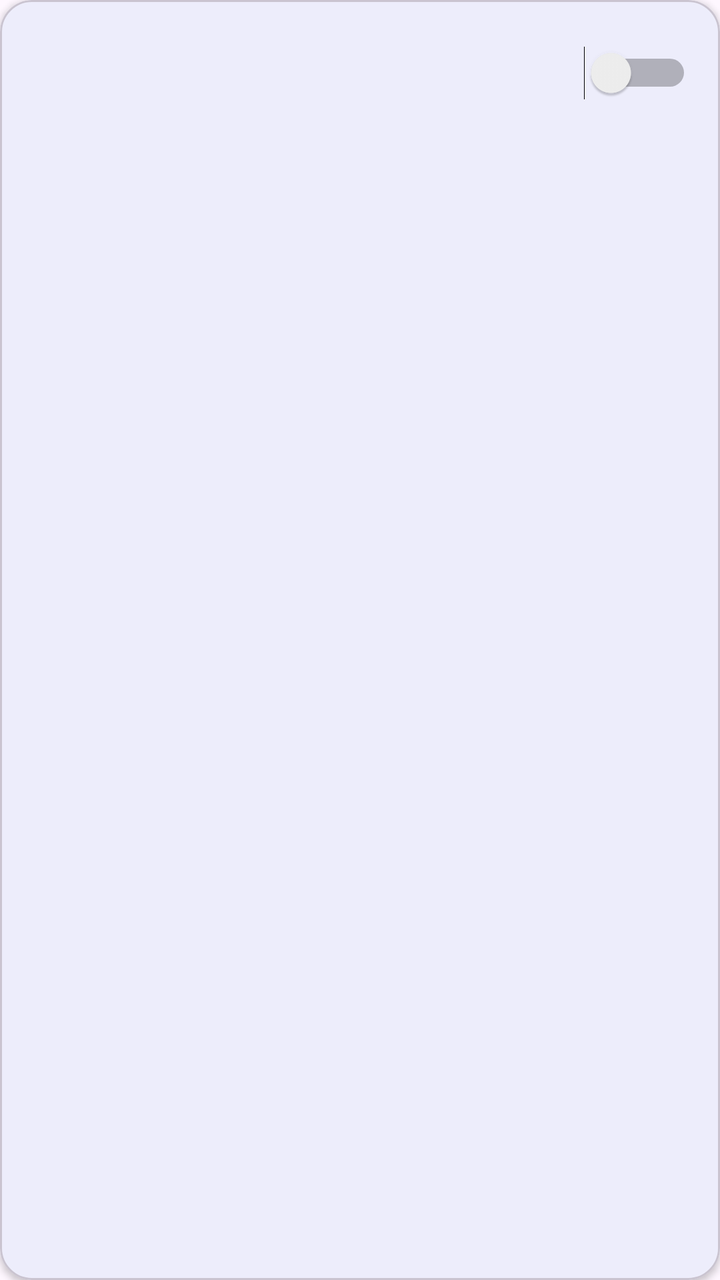
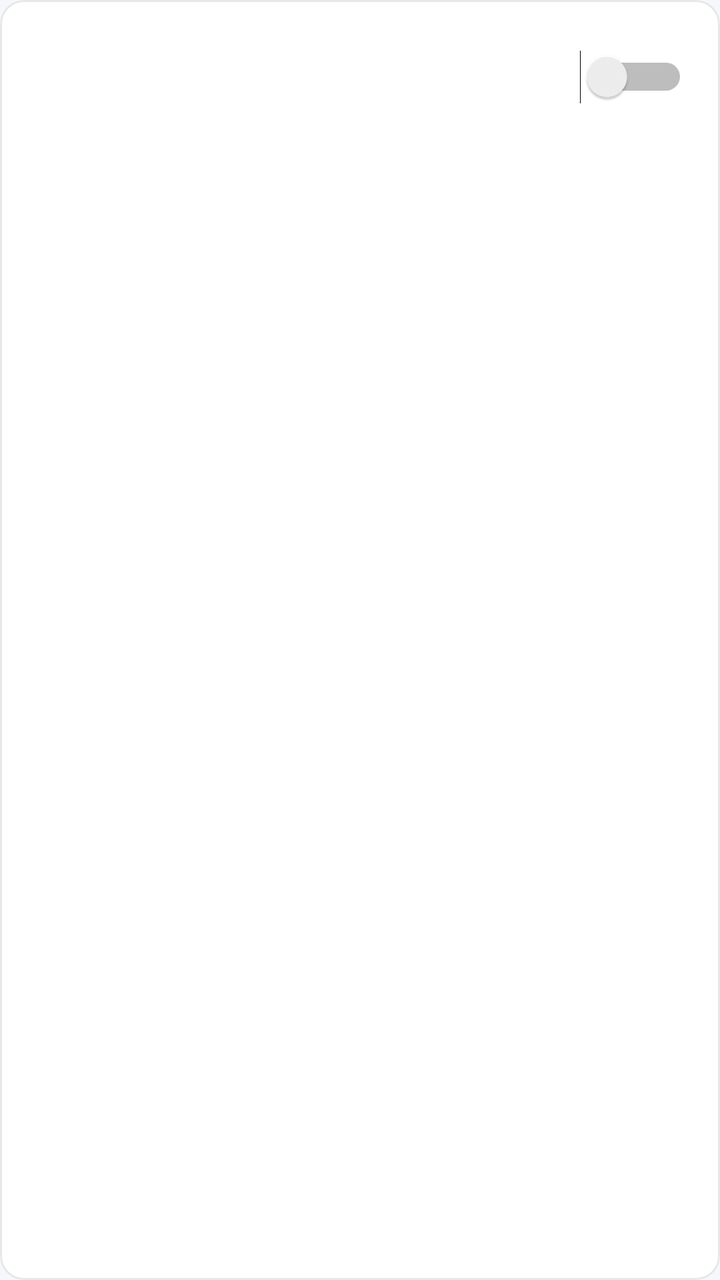

An Android layout rendered at two revisions. The XML below is the earlier revision; the diff shows what the commit changed to produce the second picture.
<!-- AndroidManifest.xml: application theme Theme.QLPT -->
<!-- res/layout/item_user.xml -->
<?xml version="1.0" encoding="utf-8"?>
<com.google.android.material.card.MaterialCardView xmlns:android="http://schemas.android.com/apk/res/android"
    xmlns:app="http://schemas.android.com/apk/res-auto"
    android:layout_width="match_parent"
    android:layout_height="wrap_content"
    android:layout_marginStart="12dp"
    android:layout_marginEnd="12dp"
    android:layout_marginTop="8dp"
    app:cardCornerRadius="16dp"
    app:cardElevation="2dp">

    <LinearLayout
        android:layout_width="match_parent"
        android:layout_height="wrap_content"
        android:gravity="center_vertical"
        android:orientation="horizontal"
        android:padding="14dp">

        <LinearLayout
            android:layout_width="0dp"
            android:layout_height="wrap_content"
            android:layout_weight="1"
            android:orientation="vertical">

            <TextView
                android:id="@+id/tvName"
                android:layout_width="match_parent"
                android:layout_height="wrap_content"
                android:textSize="16sp"
                android:textStyle="bold" />

            <TextView
                android:id="@+id/tvEmail"
                android:layout_width="match_parent"
                android:layout_height="wrap_content"
                android:textColor="#666666" />

            <TextView
                android:id="@+id/tvRole"
                android:layout_width="wrap_content"
                android:layout_height="wrap_content"
                android:layout_marginTop="2dp"
                android:textColor="#009688"
                android:textStyle="bold" />
        </LinearLayout>

        <LinearLayout
            android:layout_width="wrap_content"
            android:layout_height="wrap_content"
            android:gravity="center_horizontal"
            android:orientation="vertical">

            <Switch
                android:id="@+id/swLock"
                android:layout_width="wrap_content"
                android:layout_height="wrap_content" />

            <TextView
                android:id="@+id/tvLockLabel"
                android:layout_width="wrap_content"
                android:layout_height="wrap_content"
                android:textSize="12sp" />
        </LinearLayout>
    </LinearLayout>
</com.google.android.material.card.MaterialCardView>
<!-- resources referenced by this layout -->
<resources>
  <style name="Base.Theme.QLPT" parent="Theme.Material3.DayNight.NoActionBar">
          <item name="colorPrimary">@color/colorPrimary</item>
          <item name="colorPrimaryDark">@color/colorPrimaryDark</item>
          <item name="colorAccent">@color/colorAccent</item>
          <item name="android:statusBarColor">@color/colorPrimaryDark</item>
          <item name="textInputStyle">@style/App.TextInput</item>
      </style>
  <color name="colorPrimary">#1976D2</color>
  <color name="colorPrimaryDark">#1565C0</color>
  <color name="colorAccent">#FF6F00</color>
  <style name="App.TextInput" parent="Widget.Material3.TextInputLayout.OutlinedBox">
          <item name="boxCornerRadiusTopStart">12dp</item>
          <item name="boxCornerRadiusTopEnd">12dp</item>
          <item name="boxCornerRadiusBottomStart">12dp</item>
          <item name="boxCornerRadiusBottomEnd">12dp</item>
      </style>
  <!-- unchanged entries left out for length: 1 -->
</resources>

<!-- the commit's change to res/layout/item_user.xml (unified diff, before → after) -->
@@ -1,20 +1,19 @@
 <?xml version="1.0" encoding="utf-8"?>
-<com.google.android.material.card.MaterialCardView xmlns:android="http://schemas.android.com/apk/res/android"
+<com.google.android.material.card.MaterialCardView
+    xmlns:android="http://schemas.android.com/apk/res/android"
     xmlns:app="http://schemas.android.com/apk/res-auto"
     android:layout_width="match_parent"
     android:layout_height="wrap_content"
-    android:layout_marginStart="12dp"
-    android:layout_marginEnd="12dp"
-    android:layout_marginTop="8dp"
-    app:cardCornerRadius="16dp"
-    app:cardElevation="2dp">
+    android:layout_marginStart="16dp"
+    android:layout_marginEnd="16dp"
+    android:layout_marginTop="12dp">
 
     <LinearLayout
         android:layout_width="match_parent"
         android:layout_height="wrap_content"
         android:gravity="center_vertical"
         android:orientation="horizontal"
-        android:padding="14dp">
+        android:padding="16dp">
 
         <LinearLayout
             android:layout_width="0dp"
@@ -26,21 +25,21 @@
                 android:id="@+id/tvName"
                 android:layout_width="match_parent"
                 android:layout_height="wrap_content"
-                android:textSize="16sp"
-                android:textStyle="bold" />
+                android:textStyle="bold"
+                android:textAppearance="@style/TextAppearance.QLPT.CardTitle" />
 
             <TextView
                 android:id="@+id/tvEmail"
                 android:layout_width="match_parent"
                 android:layout_height="wrap_content"
-                android:textColor="#666666" />
+                android:textAppearance="@style/TextAppearance.QLPT.Body" />
 
             <TextView
                 android:id="@+id/tvRole"
                 android:layout_width="wrap_content"
                 android:layout_height="wrap_content"
                 android:layout_marginTop="2dp"
-                android:textColor="#009688"
+                android:textColor="@color/qlpt_primary"
                 android:textStyle="bold" />
         </LinearLayout>
 
<!-- resource entries referenced after the edit -->
@@ -1,21 +1,110 @@
 <!-- resources referenced by this layout -->
 <resources>
-  <style name="Base.Theme.QLPT" parent="Theme.Material3.DayNight.NoActionBar">
+  <color name="qlpt_primary">#009688</color>
+  <style name="TextAppearance.QLPT.Body" parent="TextAppearance.Material3.BodyMedium">
+          <item name="android:textSize">14sp</item>
+          <item name="android:textColor">@color/qlpt_text_secondary</item>
+      </style>
+  <style name="TextAppearance.QLPT.CardTitle" parent="TextAppearance.Material3.TitleMedium">
+          <item name="android:textSize">16sp</item>
+          <item name="android:textColor">@color/qlpt_text</item>
+      </style>
+  <color name="qlpt_text_secondary">#616161</color>
+  <color name="qlpt_text">#212121</color>
+  <style name="Base.Theme.QLPT" parent="Theme.Material3.Light.NoActionBar">
+          
           <item name="colorPrimary">@color/colorPrimary</item>
+          <item name="colorOnPrimary">@color/qlpt_surface</item>
+          <item name="colorPrimaryContainer">@color/qlpt_primary_container</item>
+          <item name="colorOnPrimaryContainer">@color/qlpt_on_primary_container</item>
           <item name="colorPrimaryDark">@color/colorPrimaryDark</item>
           <item name="colorAccent">@color/colorAccent</item>
+  
+          
+          <item name="colorSecondary">@color/qlpt_accent</item>
+          <item name="colorOnSecondary">@color/qlpt_surface</item>
+          <item name="colorSecondaryContainer">@color/qlpt_primary_container</item>
+          <item name="colorOnSecondaryContainer">@color/qlpt_on_primary_container</item>
+  
+          <item name="colorError">@color/qlpt_error</item>
+  
+          
+          <item name="android:colorBackground">@color/qlpt_background</item>
+          <item name="colorSurface">@color/qlpt_surface</item>
+          <item name="colorSurfaceContainer">@color/qlpt_surface</item>
+          <item name="colorOnSurface">@color/qlpt_text</item>
+          <item name="colorOnSurfaceVariant">@color/qlpt_text_secondary</item>
+          <item name="colorOutline">@color/qlpt_text_hint</item>
+          <item name="colorOutlineVariant">@color/qlpt_border</item>
+  
+          
           <item name="android:statusBarColor">@color/colorPrimaryDark</item>
+          <item name="android:windowLightStatusBar">@bool/qlpt_light_status_bar</item>
+  
+          
+          <item name="materialButtonStyle">@style/Widget.QLPT.Button</item>
+          <item name="materialButtonOutlinedStyle">@style/Widget.QLPT.Button.Outlined</item>
+          <item name="materialCardViewStyle">@style/Widget.QLPT.Card</item>
           <item name="textInputStyle">@style/App.TextInput</item>
+          <item name="bottomNavigationStyle">@style/Widget.QLPT.BottomNav</item>
+          <item name="bottomSheetDialogTheme">@style/ThemeOverlay.QLPT.BottomSheetDialog</item>
       </style>
-  <color name="colorPrimary">#1976D2</color>
-  <color name="colorPrimaryDark">#1565C0</color>
-  <color name="colorAccent">#FF6F00</color>
+  <color name="colorPrimary">@color/qlpt_primary</color>
+  <color name="qlpt_surface">#FFFFFF</color>
+  <color name="qlpt_primary_container">#E0F2F1</color>
+  <color name="qlpt_on_primary_container">#00695C</color>
+  <color name="colorPrimaryDark">@color/qlpt_primary_dark</color>
+  <color name="colorAccent">@color/qlpt_accent</color>
+  <color name="qlpt_accent">#F57C00</color>
+  <color name="qlpt_error">#E53935</color>
+  <color name="qlpt_background">#F5F7FA</color>
+  <color name="qlpt_text_hint">#9E9E9E</color>
+  <color name="qlpt_border">#E5E7EB</color>
+  <style name="Widget.QLPT.Button" parent="Widget.Material3.Button">
+          <item name="cornerRadius">12dp</item>
+          <item name="android:textAllCaps">false</item>
+          <item name="android:letterSpacing">0</item>
+      </style>
+  <style name="Widget.QLPT.Button.Outlined" parent="Widget.Material3.Button.OutlinedButton">
+          <item name="cornerRadius">12dp</item>
+          <item name="android:textAllCaps">false</item>
+          <item name="android:letterSpacing">0</item>
+          <item name="strokeColor">@color/qlpt_border</item>
+      </style>
+  <style name="Widget.QLPT.Card" parent="Widget.Material3.CardView.Outlined">
+          <item name="cardCornerRadius">12dp</item>
+          <item name="cardElevation">0dp</item>
+          <item name="strokeWidth">1dp</item>
+          <item name="strokeColor">@color/qlpt_border</item>
+          <item name="cardBackgroundColor">@color/qlpt_surface</item>
+      </style>
   <style name="App.TextInput" parent="Widget.Material3.TextInputLayout.OutlinedBox">
+          
+          <item name="boxBackgroundColor">@color/qlpt_surface</item>
           <item name="boxCornerRadiusTopStart">12dp</item>
           <item name="boxCornerRadiusTopEnd">12dp</item>
           <item name="boxCornerRadiusBottomStart">12dp</item>
           <item name="boxCornerRadiusBottomEnd">12dp</item>
       </style>
+  <style name="Widget.QLPT.BottomNav" parent="Widget.Material3.BottomNavigationView">
+          <item name="backgroundTint">@color/qlpt_surface</item>
+          <item name="elevation">8dp</item>
+      </style>
+  <style name="ThemeOverlay.QLPT.BottomSheetDialog" parent="ThemeOverlay.Material3.BottomSheetDialog">
+          <item name="bottomSheetStyle">@style/Widget.QLPT.BottomSheet</item>
+      </style>
+  <color name="qlpt_primary_dark">#00796B</color>
+  <style name="Widget.QLPT.BottomSheet" parent="Widget.Material3.BottomSheet.Modal">
+          <item name="backgroundTint">@color/qlpt_surface</item>
+          <item name="shapeAppearance">@style/ShapeAppearance.QLPT.BottomSheet</item>
+      </style>
+  <style name="ShapeAppearance.QLPT.BottomSheet" parent="">
+          <item name="cornerFamily">rounded</item>
+          <item name="cornerSizeTopLeft">24dp</item>
+          <item name="cornerSizeTopRight">24dp</item>
+          <item name="cornerSizeBottomLeft">0dp</item>
+          <item name="cornerSizeBottomRight">0dp</item>
+      </style>
   <!-- unchanged entries left out for length: 1 -->
 </resources>
 
